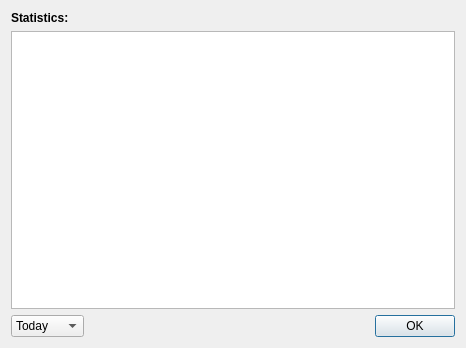
Above: src/TimeTracker/statistics_dialog.ui from miere43/jatt before the change. Below: the same form after it.
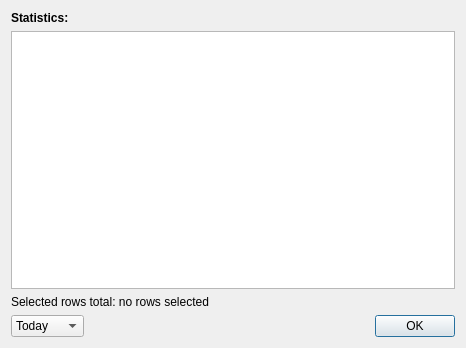
That is the form after the change.

Commit message: Added selection rows total duration in statistics dialog.

```diff
--- a/src/TimeTracker/statistics_dialog.ui
+++ b/src/TimeTracker/statistics_dialog.ui
@@ -62,6 +62,13 @@
      </item>
     </layout>
    </item>
+   <item>
+    <widget class="QLabel" name="selectedRowsTimeLabel">
+     <property name="text">
+      <string>Selected rows total: no rows selected</string>
+     </property>
+    </widget>
+   </item>
    <item>
     <layout class="QHBoxLayout" name="dialogButtonsLayout">
      <property name="sizeConstraint">
```
Left out of the diff: 3 changed lines with no effect on the pictures. The commit also changes 2 other files.
